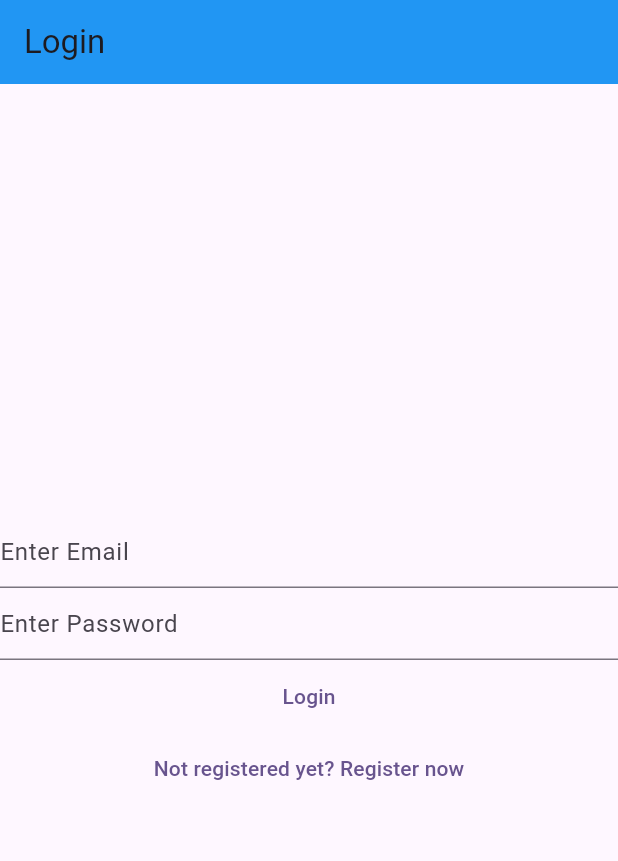
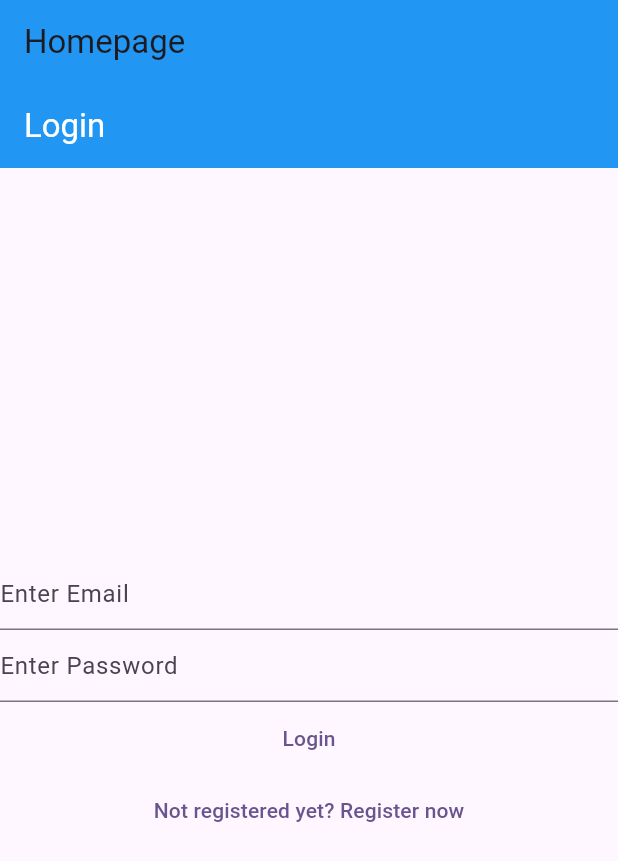
Before and after one commit to ryanmlk/flutter-course, a Flutter app: the screen it shows after launch, after a tap on "Login", on a phone screen of 412 x 824 dp. Shown: the top 861 px of the screen. Run offline on Flutter 3.47's test engine with Material 2 defaults, Android fonts, the phone set to English and light mode, and no system bars; our stand-ins replace firebase_auth, firebase_core; accounts and stored records are empty; network calls fail.

Commit message:
Fixed merge conflicts

```diff
--- a/lib/main.dart
+++ b/lib/main.dart
@@ -2,7 +2,7 @@ import 'package:firebase_auth/firebase_auth.dart';
 import 'package:firebase_core/firebase_core.dart';
 import 'package:flutter/material.dart';
 import 'package:learningdart/firebase_options.dart';
-import 'package:learningdart/views/home_view.dart';
+import 'package:learningdart/views/notes_view.dart';
 import 'package:learningdart/views/login_view.dart';
 import 'package:learningdart/views/register_view.dart';
 import 'package:learningdart/views/verify_email_view.dart';
@@ -20,7 +20,7 @@ void main() {
       '/login/': (context) => const LoginView(),
       '/register/': (context) => const RegisterView(),
       '/verify/': (context) => const VerifyEmailView(),
-      '/home/': (context) => const HomeView(),
+      '/notes/': (context) => const NotesView(),
     },
   ));
 }
@@ -30,7 +30,12 @@ class HomePage extends StatelessWidget {
 
   @override
   Widget build(BuildContext context) {
-    return FutureBuilder(
+    return Scaffold(
+        appBar: AppBar(
+          title: const Text('Homepage'),
+          backgroundColor: Colors.blue,
+        ),
+        body: FutureBuilder(
           future: Firebase.initializeApp(
             options: DefaultFirebaseOptions.currentPlatform,
           ),
@@ -40,17 +45,17 @@ class HomePage extends StatelessWidget {
                 final user = FirebaseAuth.instance.currentUser;
                 if (user != null) {
                   if (user.emailVerified) {
-                return const HomeView();
+                    return const NotesView();
                   } else {
                     return const VerifyEmailView();
                   }
                 } else {
-              return LoginView();
+                  return const LoginView();
                 }
               default:
                 return const CircularProgressIndicator();
             }
           },
-    );
+        ));
   }
 }
--- a/lib/views/login_view.dart
+++ b/lib/views/login_view.dart
@@ -1,9 +1,5 @@
-import 'dart:math';
-
 import 'package:firebase_auth/firebase_auth.dart';
-import 'package:firebase_core/firebase_core.dart';
 import 'package:flutter/material.dart';
-import 'package:learningdart/firebase_options.dart';
 
 class LoginView extends StatefulWidget {
   const LoginView({super.key});
@@ -34,7 +30,10 @@ class _LoginViewState extends State<LoginView> {
   Widget build(BuildContext context) {
     return Scaffold(
       appBar: AppBar(
-        title: const Text('Login'),
+        title: const Text(
+          'Login',
+          style: TextStyle(color: Colors.white),
+        ),
         backgroundColor: Colors.blue,
       ),
       body: Column(
@@ -85,7 +84,7 @@ class _LoginViewState extends State<LoginView> {
           .signInWithEmailAndPassword(email: email, password: password);
       if (userCredential.additionalUserInfo != null) {
         Navigator.of(context).pushNamedAndRemoveUntil(
-          '/home/',
+          '/notes/',
           (route) => false,
         );
       }
```
Also changed, not shown: lib/views/notes_view.dart (renamed from lib/views/home_view.dart, +4 -5 lines), lib/views/register_view.dart (+4 -3 lines). Lines whose indentation alone changed are shown as unchanged.
